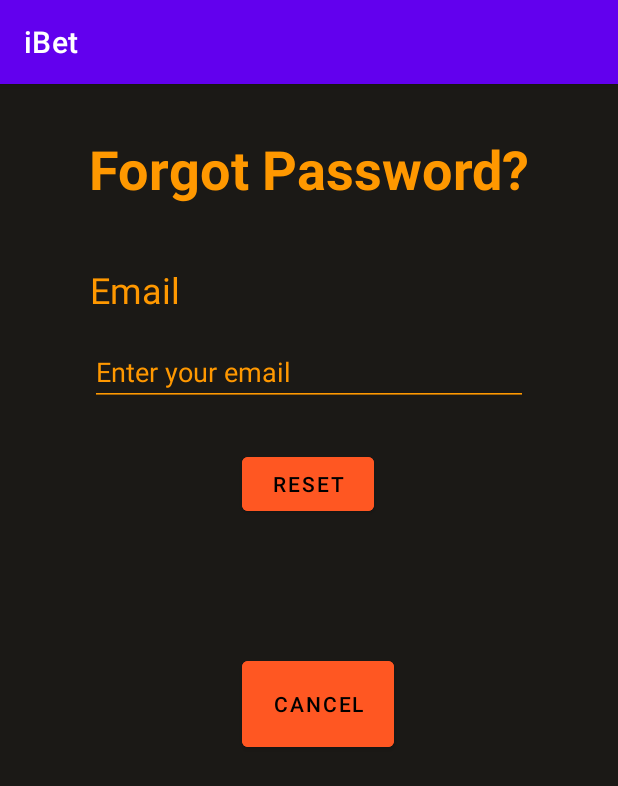
After one commit to EdenShtein/iBet, an Android app: the ForgetPassFragment screen opened through its navigation route, on a phone screen of 412 x 824 dp. The commit adds this screen. Shown: the top 786 px of the screen. Run offline under Robolectric (Android 15) with nearby library versions, the phone set to English and light mode, and no system bars.

Commit message:
Added forger password fragment

```diff
--- /dev/null
+++ b/app/src/main/java/com/example/ibet/ForgetPassFragment.java
@@ -0,0 +1,40 @@
+package com.example.ibet;
+
+import android.os.Bundle;
+
+import androidx.fragment.app.Fragment;
+import androidx.navigation.Navigation;
+
+import android.view.LayoutInflater;
+import android.view.View;
+import android.view.ViewGroup;
+import android.widget.Button;
+import android.widget.EditText;
+
+
+public class ForgetPassFragment extends Fragment {
+
+    View view;
+
+    Button cancel;
+    EditText email;
+
+    @Override
+    public View onCreateView(LayoutInflater inflater, ViewGroup container,
+                             Bundle savedInstanceState) {
+        // Inflate the layout for this fragment
+        view = inflater.inflate(R.layout.fragment_forget_pass, container, false);
+
+        cancel = view.findViewById(R.id.forgetpass_cancel_btn);
+        email = view.findViewById(R.id.forgetpass_email_input);
+
+        cancel.setOnClickListener(new View.OnClickListener() {
+            @Override
+            public void onClick(View v) {
+                Navigation.findNavController(view).popBackStack();
+            }
+        });
+
+        return view;
+    }
+}
--- a/app/src/main/java/com/example/ibet/LoginFragment.java
+++ b/app/src/main/java/com/example/ibet/LoginFragment.java
@@ -5,6 +5,8 @@ import android.os.Bundle;
 import androidx.fragment.app.Fragment;
 import androidx.navigation.Navigation;
 
+import android.os.Handler;
+import android.os.Looper;
 import android.view.LayoutInflater;
 import android.view.View;
 import android.view.ViewGroup;
@@ -63,14 +65,24 @@ public class LoginFragment extends Fragment {
                                     Navigation.findNavController(view).navigate(R.id.action_login_to_mainFreed);
                                 }
                                 else {
-                                    Toast.makeText(getActivity(), "Failed to login", Toast.LENGTH_SHORT).show();
+                                    new Handler(Looper.getMainLooper()).post(new Runnable() {
+                                        @Override
+                                        public void run() {
+                                            Toast.makeText(getActivity(), "Failed To Login", Toast.LENGTH_SHORT).show();
+                                        }
+                                    });
                                 }
                         }
                     });
                 }
             }
         });
-
+        forgetPass.setOnClickListener(new View.OnClickListener() {
+            @Override
+            public void onClick(View v) {
+                Navigation.findNavController(view).navigate(R.id.action_login_to_forgetPass);
+            }
+        });
 
         return view;
     }
--- a/app/src/main/java/com/example/ibet/model/Server.java
+++ b/app/src/main/java/com/example/ibet/model/Server.java
@@ -97,12 +97,10 @@ public class Server {
                     os.flush();
                     os.close();
                     int code = conn.getResponseCode();
-                    if(conn.getResponseCode() == 200)
-                    {
 
-                        listener.onComplete(true);
+                    if(conn.getResponseCode() == 200) { listener.onComplete(true); }
+                    else { listener.onComplete(false); }
 
-                    }
                     conn.disconnect();
                 } catch (Exception e) {
                     e.printStackTrace();
--- /dev/null
+++ b/app/src/main/res/layout/fragment_forget_pass.xml
@@ -0,0 +1,85 @@
+<?xml version="1.0" encoding="utf-8"?>
+<androidx.constraintlayout.widget.ConstraintLayout xmlns:android="http://schemas.android.com/apk/res/android"
+    xmlns:app="http://schemas.android.com/apk/res-auto"
+    xmlns:tools="http://schemas.android.com/tools"
+    android:id="@+id/forgetpass_layout"
+    android:layout_width="match_parent"
+    android:layout_height="match_parent"
+    android:background="#1B1916"
+    tools:context=".ForgetPassFragment">
+
+    <Button
+        android:id="@+id/forgetpass_cancel_btn"
+        android:layout_width="101dp"
+        android:layout_height="69dp"
+        android:layout_marginStart="60dp"
+        android:layout_marginTop="164dp"
+        android:layout_marginEnd="60dp"
+        android:backgroundTint="#FF5722"
+        android:text="Cancel"
+        android:textColor="#000000"
+        app:layout_constraintEnd_toEndOf="parent"
+        app:layout_constraintHorizontal_bias="0.531"
+        app:layout_constraintStart_toStartOf="parent"
+        app:layout_constraintTop_toBottomOf="@+id/forgetpass_email_input" />
+
+    <TextView
+        android:id="@+id/forgetpass_title"
+        android:layout_width="wrap_content"
+        android:layout_height="wrap_content"
+        android:layout_marginStart="60dp"
+        android:layout_marginTop="32dp"
+        android:layout_marginEnd="60dp"
+        android:text="Forgot Password?"
+        android:textColor="#FF9800"
+        android:textSize="36sp"
+        android:textStyle="bold"
+        app:layout_constraintEnd_toEndOf="parent"
+        app:layout_constraintStart_toStartOf="parent"
+        app:layout_constraintTop_toTopOf="parent" />
+
+    <TextView
+        android:id="@+id/forgetpass_email_text"
+        android:layout_width="wrap_content"
+        android:layout_height="wrap_content"
+        android:layout_marginStart="60dp"
+        android:layout_marginTop="40dp"
+        android:text="Email"
+        android:textColor="#FF9800"
+        android:textSize="24sp"
+        app:layout_constraintStart_toStartOf="parent"
+        app:layout_constraintTop_toBottomOf="@+id/forgetpass_title" />
+
+    <EditText
+        android:id="@+id/forgetpass_email_input"
+        android:layout_width="0dp"
+        android:layout_height="wrap_content"
+        android:layout_marginStart="60dp"
+        android:layout_marginTop="16dp"
+        android:layout_marginEnd="60dp"
+        android:backgroundTint="#FF9800"
+        android:ems="10"
+        android:hint="Enter your email"
+        android:inputType="textEmailAddress"
+        android:textColor="#FF9800"
+        android:textColorHint="#FF9800"
+        app:layout_constraintEnd_toEndOf="parent"
+        app:layout_constraintStart_toStartOf="parent"
+        app:layout_constraintTop_toBottomOf="@+id/forgetpass_email_text" />
+
+    <Button
+        android:id="@+id/forgetpass_reset_btn"
+        android:layout_width="wrap_content"
+        android:layout_height="wrap_content"
+        android:layout_marginStart="60dp"
+        android:layout_marginTop="28dp"
+        android:layout_marginEnd="60dp"
+        android:backgroundTint="#FF5722"
+        android:text="Reset"
+        android:textColor="#000000"
+        app:layout_constraintEnd_toEndOf="parent"
+        app:layout_constraintHorizontal_bias="0.497"
+        app:layout_constraintStart_toStartOf="parent"
+        app:layout_constraintTop_toBottomOf="@+id/forgetpass_email_input" />
+
+</androidx.constraintlayout.widget.ConstraintLayout>
--- a/app/src/main/res/navigation/nav_graph.xml
+++ b/app/src/main/res/navigation/nav_graph.xml
@@ -16,6 +16,9 @@
         <action
             android:id="@+id/action_login_to_mainFreed"
             app:destination="@id/mainFreedFragment" />
+        <action
+            android:id="@+id/action_login_to_forgetPass"
+            app:destination="@id/forgetPassFragment" />
     </fragment>
     <fragment
         android:id="@+id/signUpFragment"
@@ -31,4 +34,9 @@
         android:name="com.example.ibet.MainFreedFragment"
         android:label="fragment_main_freed"
         tools:layout="@layout/fragment_main_freed" />
+    <fragment
+        android:id="@+id/forgetPassFragment"
+        android:name="com.example.ibet.ForgetPassFragment"
+        android:label="fragment_forget_pass"
+        tools:layout="@layout/fragment_forget_pass" />
 </navigation>
```
